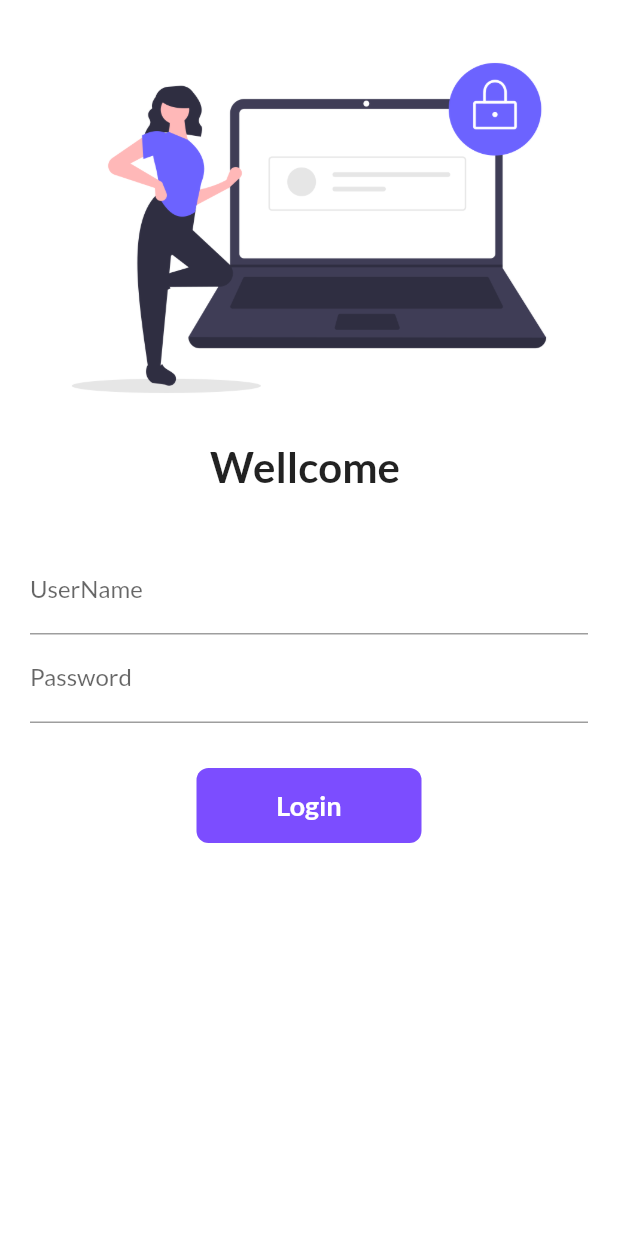
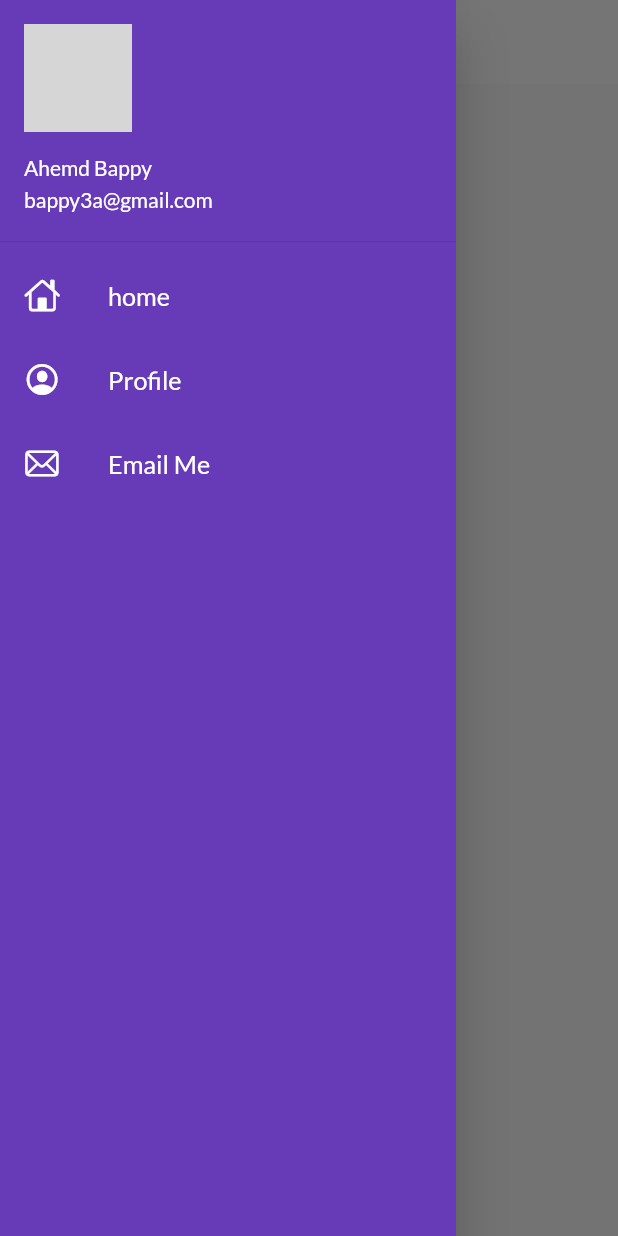
Before and after one commit to bappy3a/futtere-commerce-app, a Flutter app: the screen it shows after launch, with the side drawer open (before the commit the screen has no drawer), on a phone screen of 412 x 824 dp. Run offline on Flutter 3.47's test engine with Material 2 defaults, Android fonts, the phone set to English and light mode, and no system bars; our stand-ins replace google_fonts, matcher; network calls fail; grey boxes are pictures that could not be loaded.

Commit message:
time file create

```diff
--- a/analysis_options.yaml
+++ b/analysis_options.yaml
@@ -22,6 +22,7 @@ linter:
   # `// ignore_for_file: name_of_lint` syntax on the line or in the file
   # producing the lint.
   rules:
+    prefer_const_constructors : false
     # avoid_print: false  # Uncomment to disable the `avoid_print` rule
     # prefer_single_quotes: true  # Uncomment to enable the `prefer_single_quotes` rule
 
--- a/lib/main.dart
+++ b/lib/main.dart
@@ -1,6 +1,7 @@
 import 'package:first_app/pages/home_page.dart';
 import 'package:first_app/pages/login_page.dart';
 import 'package:first_app/pages/utils/route.dart';
+import 'package:first_app/pages/widgets/themes.dart';
 import 'package:flutter/material.dart';
 import 'package:google_fonts/google_fonts.dart';
 
@@ -14,14 +15,9 @@ class MyApp extends StatelessWidget {
     return MaterialApp(
       debugShowCheckedModeBanner: false,
       themeMode: ThemeMode.light,
-      theme: ThemeData(
-        primarySwatch: Colors.deepPurple,
-        fontFamily: GoogleFonts.lato().fontFamily,
-      ),
-      darkTheme: ThemeData(
-        brightness: Brightness.dark,
-      ),
-      initialRoute: "/",
+      theme: MyTheme.lightTheme(context),
+      darkTheme: MyTheme.darkTheme(context),
+      initialRoute: MyRoute.homeRoute,
       routes: {
         "/": (context) => LoginPage(),
         MyRoute.homeRoute: (context) => HomePage(),
--- a/lib/pages/home_page.dart
+++ b/lib/pages/home_page.dart
@@ -1,3 +1,4 @@
+import 'package:first_app/pages/widgets/drawer.dart';
 import 'package:flutter/material.dart';
 import 'package:matcher/matcher.dart';
 
@@ -6,14 +7,17 @@ class HomePage extends StatelessWidget {
   Widget build(BuildContext context) {
     return Scaffold(
       appBar: AppBar(
-        title: Text('test App'),
+        title: Text(
+          'Catalog App',
+          style: TextStyle(color: Colors.black),
+        ),
       ),
       body: Center(
         child: Container(
           child: Text('Wellcome To bappy3a'),
         ),
       ),
-      drawer: Drawer(),
+      drawer: MyDrawer(),
     );
   }
 }
--- /dev/null
+++ b/lib/pages/widgets/drawer.dart
@@ -0,0 +1,72 @@
+import 'package:flutter/cupertino.dart';
+import 'package:flutter/material.dart';
+import 'package:flutter/src/widgets/framework.dart';
+import 'package:flutter/src/foundation/key.dart';
+import 'package:matcher/matcher.dart';
+
+class MyDrawer extends StatelessWidget {
+  @override
+  Widget build(BuildContext context) {
+    final imageUrl =
+        'https://scontent.fdac116-1.fna.fbcdn.net/v/t39.30808-6/258708475_2889863761266531_5380056624965532841_n.jpg?_nc_cat=103&ccb=1-7&_nc_sid=174925&_nc_eui2=AeFwGSRwJPqssLesIXGKg9XTDh-0SKxzCfEOH7RIrHMJ8Xqe0IEWChZ_CYPY8bYFwIkBC02eiw3FLsphufrJckq8&_nc_ohc=qYAbVHCSJzQAX-KelcZ&_nc_ht=scontent.fdac116-1.fna&oh=00_AT8NhD8UKFlWrums9CjEpfRdmuGMJ3sV0FV7FE6gOPMDRA&oe=62BEA1F2';
+    return Drawer(
+      child: Container(
+        color: Colors.deepPurple,
+        child: ListView(
+          padding: EdgeInsets.zero,
+          children: [
+            DrawerHeader(
+                padding: EdgeInsets.zero,
+                child: UserAccountsDrawerHeader(
+                  margin: EdgeInsets.zero,
+                  accountName: Text('Ahemd Bappy'),
+                  accountEmail: Text('bappy3a@gmail.com'),
+                  currentAccountPicture: CircleAvatar(
+                    backgroundImage: NetworkImage(imageUrl),
+                  ),
+                )),
+            ListTile(
+              leading: Icon(
+                CupertinoIcons.home,
+                color: Colors.white,
+              ),
+              title: Text(
+                'home',
+                textScaleFactor: 1.2,
+                style: TextStyle(
+                  color: Colors.white,
+                ),
+              ),
+            ),
+            ListTile(
+              leading: Icon(
+                CupertinoIcons.profile_circled,
+                color: Colors.white,
+              ),
+              title: Text(
+                'Profile',
+                textScaleFactor: 1.2,
+                style: TextStyle(
+                  color: Colors.white,
+                ),
+              ),
+            ),
+            ListTile(
+              leading: Icon(
+                CupertinoIcons.mail,
+                color: Colors.white,
+              ),
+              title: Text(
+                'Email Me',
+                textScaleFactor: 1.2,
+                style: TextStyle(
+                  color: Colors.white,
+                ),
+              ),
+            ),
+          ],
+        ),
+      ),
+    );
+  }
+}
--- /dev/null
+++ b/lib/pages/widgets/themes.dart
@@ -0,0 +1,18 @@
+import 'package:flutter/material.dart';
+import 'package:google_fonts/google_fonts.dart';
+
+class MyTheme {
+  static ThemeData lightTheme(BuildContext context) => ThemeData(
+      primarySwatch: Colors.deepPurple,
+      fontFamily: GoogleFonts.lato().fontFamily,
+      appBarTheme: AppBarTheme(
+        color: Colors.white,
+        elevation: 0.0,
+        iconTheme: IconThemeData(color: Colors.black),
+        textTheme: Theme.of(context).textTheme,
+      ));
+
+  static ThemeData darkTheme(BuildContext context) => ThemeData(
+        brightness: Brightness.dark,
+      );
+}
```
Also changed, not shown: lib/pages/login_page.dart (+45 -26 lines), assets/images/hey.png (added).
